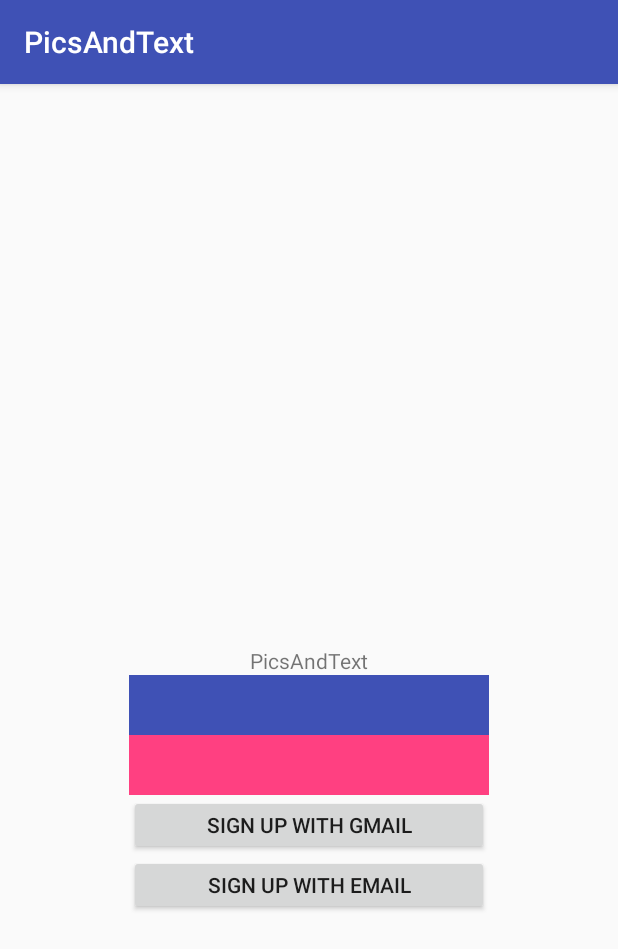
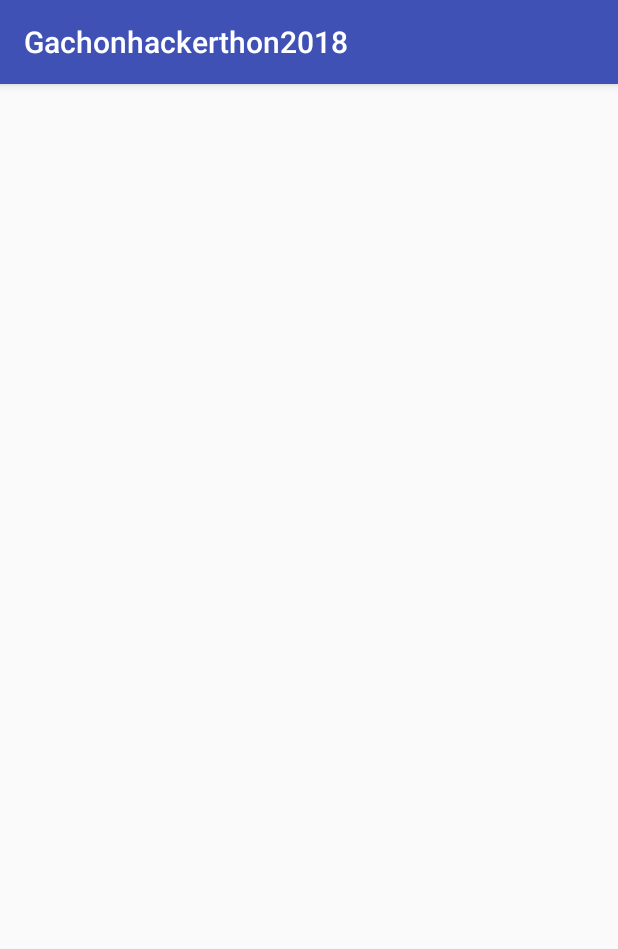
Before and after one commit to devFallingstar/Gachon-Hackthon-2018, an Android app: the screen it shows after launch (LoginActivity before the commit, LauncherActivity after it), on a phone screen of 412 x 824 dp. Shown: the top 949 px of the screen. Run offline under Robolectric (Android 15) with nearby library versions, the phone set to English and light mode, and no system bars.

Commit message:
Revert "Merge pull request #1 from devFallingstar/gui_signinup"
This reverts commit 6b51d7418ed782643b2ae4f09a782c5f3daa118f, reversing
changes made to 5a2e2338b2a987accfc27e1aa6ea80983b32a99a.

```diff
--- a/Gachonhackerthon2018/app/build.gradle
+++ b/Gachonhackerthon2018/app/build.gradle
@@ -23,10 +23,7 @@ dependencies {
     implementation 'com.android.support:appcompat-v7:28.0.0-rc01'
     implementation 'com.android.support.constraint:constraint-layout:1.1.2'
     implementation 'com.android.support:support-v4:28.0.0-rc01'
-    implementation 'com.google.firebase:firebase-auth:11.6.0'
     testImplementation 'junit:junit:4.12'
     androidTestImplementation 'com.android.support.test:runner:1.0.2'
     androidTestImplementation 'com.android.support.test.espresso:espresso-core:3.0.2'
 }
-
-apply plugin: 'com.google.gms.google-services'
--- a/Gachonhackerthon2018/app/src/main/AndroidManifest.xml
+++ b/Gachonhackerthon2018/app/src/main/AndroidManifest.xml
@@ -12,12 +12,15 @@
         <activity android:name=".ui.home.main.HomeActivity">
             <intent-filter>
                 <action android:name="android.intent.action.MAIN" />
+
+                <category android:name="android.intent.category.LAUNCHER" />
             </intent-filter>
         </activity>
         <activity android:name=".ui.login.main.LoginActivity" />
         <activity android:name=".ui.LauncherActivity">
             <intent-filter>
                 <action android:name="android.intent.action.MAIN" />
+
                 <category android:name="android.intent.category.LAUNCHER" />
             </intent-filter>
         </activity>
@@ -25,7 +28,7 @@
         <activity android:name=".ui.functional.detail.PictureDetailActivity" />
         <activity android:name=".ui.functional.detail.ArticleDetailActivity" />
         <activity android:name=".ui.functional.write.ArticleWriteActivity" />
-        <activity android:name=".ui.functional.write.PictureTakeActivity" />
+        <activity android:name=".ui.functional.write.PictureTakeActivity"></activity>
     </application>
 
 </manifest>
--- a/Gachonhackerthon2018/app/src/main/java/com/devfallingstar/gachonhackerthon2018/ui/LauncherActivity.java
+++ b/Gachonhackerthon2018/app/src/main/java/com/devfallingstar/gachonhackerthon2018/ui/LauncherActivity.java
@@ -1,12 +1,9 @@
 package com.devfallingstar.gachonhackerthon2018.ui;
 
-import android.content.Intent;
 import android.support.v7.app.AppCompatActivity;
 import android.os.Bundle;
 
 import com.devfallingstar.gachonhackerthon2018.R;
-import com.devfallingstar.gachonhackerthon2018.ui.home.main.HomeActivity;
-import com.devfallingstar.gachonhackerthon2018.ui.login.main.LoginActivity;
 
 public class LauncherActivity extends AppCompatActivity {
 
@@ -14,14 +11,5 @@ public class LauncherActivity extends AppCompatActivity {
     protected void onCreate(Bundle savedInstanceState) {
         super.onCreate(savedInstanceState);
         setContentView(R.layout.activity_launcher);
-
-        try {
-            Thread.sleep(2000);
-        }catch (InterruptedException e) {
-            e.printStackTrace();
-        }
-
-        startActivity(new Intent(this, LoginActivity.class));
-        finish();
     }
 }
--- a/Gachonhackerthon2018/app/src/main/java/com/devfallingstar/gachonhackerthon2018/ui/functional/detail/PictureDetailActivity.java
+++ b/Gachonhackerthon2018/app/src/main/java/com/devfallingstar/gachonhackerthon2018/ui/functional/detail/PictureDetailActivity.java
@@ -2,8 +2,6 @@ package com.devfallingstar.gachonhackerthon2018.ui.functional.detail;
 
 import android.support.v7.app.AppCompatActivity;
 import android.os.Bundle;
-
-import com.devfallingstar.gachonhackerthon2018.R;
 
 public class PictureDetailActivity extends AppCompatActivity {
 
--- a/Gachonhackerthon2018/app/src/main/res/layout/activity_home.xml
+++ b/Gachonhackerthon2018/app/src/main/res/layout/activity_home.xml
@@ -9,7 +9,7 @@
     <TextView
         android:layout_width="wrap_content"
         android:layout_height="wrap_content"
-        android:text="@string/app_name"
+        android:text="Hello World!"
         app:layout_constraintBottom_toBottomOf="parent"
         app:layout_constraintLeft_toLeftOf="parent"
         app:layout_constraintRight_toRightOf="parent"
--- a/Gachonhackerthon2018/app/src/main/res/layout/activity_launcher.xml
+++ b/Gachonhackerthon2018/app/src/main/res/layout/activity_launcher.xml
@@ -6,9 +6,4 @@
     android:layout_height="match_parent"
     tools:context=".ui.LauncherActivity">
 
-    <TextView
-        android:layout_width="match_parent"
-        android:layout_height="match_parent"
-        android:text="THIS IS SPLASH SCREEN"/>
-
 </android.support.constraint.ConstraintLayout>
--- a/Gachonhackerthon2018/app/src/main/res/layout/activity_login.xml
+++ b/Gachonhackerthon2018/app/src/main/res/layout/activity_login.xml
@@ -1,57 +1,9 @@
 <?xml version="1.0" encoding="utf-8"?>
-<android.support.constraint.ConstraintLayout
-    xmlns:android="http://schemas.android.com/apk/res/android"
+<android.support.constraint.ConstraintLayout xmlns:android="http://schemas.android.com/apk/res/android"
     xmlns:app="http://schemas.android.com/apk/res-auto"
     xmlns:tools="http://schemas.android.com/tools"
     android:layout_width="match_parent"
     android:layout_height="match_parent"
-    tools:context=".ui.home.main.HomeActivity">
-
-    <TextView
-        android:id="@+id/txtview_loginTitle"
-        android:layout_width="wrap_content"
-        android:layout_height="wrap_content"
-        android:text="@string/app_name"
-        app:layout_constraintBottom_toBottomOf="parent"
-        app:layout_constraintLeft_toLeftOf="parent"
-        app:layout_constraintRight_toRightOf="parent"
-        app:layout_constraintTop_toTopOf="parent" />
-
-    <EditText
-        android:id="@+id/edittext_id"
-        android:layout_width="240dp"
-        android:layout_height="40dp"
-        android:background="@color/colorPrimary"
-        app:layout_constraintLeft_toLeftOf="parent"
-        app:layout_constraintRight_toRightOf="parent"
-        app:layout_constraintTop_toBottomOf="@id/txtview_loginTitle"/>
-
-    <EditText
-        android:id="@+id/edittext_pw"
-        android:layout_width="240dp"
-        android:layout_height="40dp"
-        android:background="@color/colorAccent"
-        app:layout_constraintLeft_toLeftOf="parent"
-        app:layout_constraintRight_toRightOf="parent"
-        app:layout_constraintTop_toBottomOf="@id/edittext_id"/>
-
-    <Button
-        android:id="@+id/btn_gmailSignUp"
-        android:layout_width="240dp"
-        android:layout_height="40dp"
-        android:text="@string/gmail_signup"
-        app:layout_constraintLeft_toLeftOf="parent"
-        app:layout_constraintRight_toRightOf="parent"
-        app:layout_constraintTop_toBottomOf="@id/edittext_pw"/>
-
-    <Button
-        android:id="@+id/btn_emailSignUp"
-        android:layout_width="240dp"
-        android:layout_height="40dp"
-        android:text="@string/email_signup"
-        app:layout_constraintLeft_toLeftOf="parent"
-        app:layout_constraintRight_toRightOf="parent"
-        app:layout_constraintTop_toBottomOf="@id/btn_gmailSignUp"/>
-
+    tools:context=".ui.login.main.LoginActivity">
 
 </android.support.constraint.ConstraintLayout>
--- a/Gachonhackerthon2018/app/src/main/res/values/strings.xml
+++ b/Gachonhackerthon2018/app/src/main/res/values/strings.xml
@@ -1,8 +1,5 @@
 <resources>
-    <string name="app_name">PicsAndText</string>
-
-    <string name="gmail_signup">Sign up with Gmail</string>
-    <string name="email_signup">Sign up with Email</string>
+    <string name="app_name">Gachonhackerthon2018</string>
 
     <!-- TODO: Remove or change this placeholder text -->
     <string name="hello_blank_fragment">Hello blank fragment</string>
--- a/Gachonhackerthon2018/build.gradle
+++ b/Gachonhackerthon2018/build.gradle
@@ -12,7 +12,6 @@ buildscript {
 
         // NOTE: Do not place your application dependencies here; they belong
         // in the individual module build.gradle files
-        classpath 'com.google.gms:google-services:3.1.1'
     }
 }
 
```
